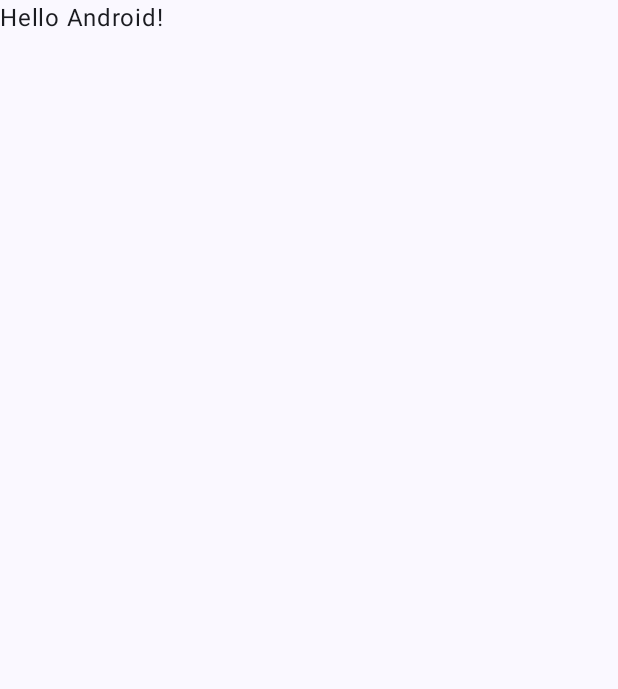
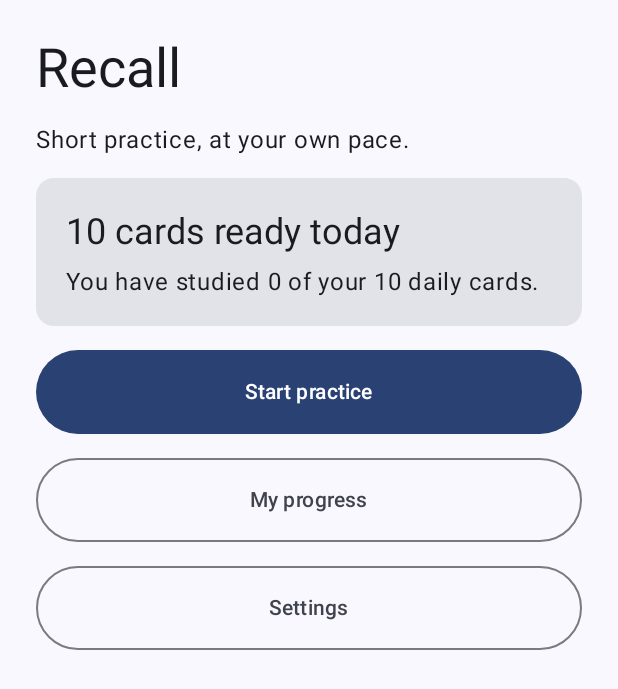
Before and after one commit to BhoneKhantKyaw04/Recall, an Android app built with Jetpack Compose: the screen it shows after launch (MainActivity), on a phone screen of 412 x 824 dp. Before the commit the part shown is almost empty. Shown: the top 689 px of the screen. Run offline under Robolectric (Android 15) with nearby library versions, the phone set to English and light mode, and no system bars; our stand-ins replace Room's generated code.

Commit message:
Add navigation, settings store and landing screen

```diff
--- a/app/src/main/java/com/example/recall/AppContainer.kt
+++ b/app/src/main/java/com/example/recall/AppContainer.kt
@@ -4,6 +4,7 @@ import android.content.Context
 import androidx.room.Room
 import com.example.recall.data.RecallDatabase
 import com.example.recall.data.RecallRepository
+import com.example.recall.data.SettingsRepository
 
 class AppContainer(context: Context) {
     private val database = Room.databaseBuilder(
@@ -15,5 +16,7 @@ class AppContainer(context: Context) {
     val repository = RecallRepository(
         database.flashcardDao(),
         database.dailyStatDao()
+
     )
+    val settings = SettingsRepository(context.applicationContext)
 }
--- a/app/src/main/java/com/example/recall/MainActivity.kt
+++ b/app/src/main/java/com/example/recall/MainActivity.kt
@@ -4,44 +4,18 @@ import android.os.Bundle
 import androidx.activity.ComponentActivity
 import androidx.activity.compose.setContent
 import androidx.activity.enableEdgeToEdge
-import androidx.compose.foundation.layout.fillMaxSize
-import androidx.compose.foundation.layout.padding
-import androidx.compose.material3.Scaffold
-import androidx.compose.material3.Text
-import androidx.compose.runtime.Composable
-import androidx.compose.ui.Modifier
-import androidx.compose.ui.tooling.preview.Preview
+import com.example.recall.ui.RecallApp
 import com.example.recall.ui.theme.RecallTheme
 
 class MainActivity : ComponentActivity() {
     override fun onCreate(savedInstanceState: Bundle?) {
         super.onCreate(savedInstanceState)
         enableEdgeToEdge()
+        val container = (application as RecallApplication).container
         setContent {
             RecallTheme {
-                Scaffold(modifier = Modifier.fillMaxSize()) { innerPadding ->
-                    Greeting(
-                        name = "Android",
-                        modifier = Modifier.padding(innerPadding)
-                    )
-                }
+                RecallApp(container)
             }
         }
     }
 }
-
-@Composable
-fun Greeting(name: String, modifier: Modifier = Modifier) {
-    Text(
-        text = "Hello $name!",
-        modifier = modifier
-    )
-}
-
-@Preview(showBackground = true)
-@Composable
-fun GreetingPreview() {
-    RecallTheme {
-        Greeting("Android")
-    }
-}
--- /dev/null
+++ b/app/src/main/java/com/example/recall/data/SettingsRepository.kt
@@ -0,0 +1,27 @@
+package com.example.recall.data
+
+import android.content.Context
+import kotlinx.coroutines.flow.MutableStateFlow
+import kotlinx.coroutines.flow.StateFlow
+
+data class Settings(
+    val dailyLimit: Int = 10,
+    val textScale: Float = 1f,
+    val soundOn: Boolean = true
+)
+
+class SettingsRepository(context: Context) {
+    private val prefs = context.getSharedPreferences("recall_settings", Context.MODE_PRIVATE)
+    private val _settings = MutableStateFlow(read())
+    val settings: StateFlow<Settings> = _settings
+
+    fun setDailyLimit(value: Int) { prefs.edit().putInt("daily_limit", value).apply(); _settings.value = read() }
+    fun setTextScale(value: Float) { prefs.edit().putFloat("text_scale", value).apply(); _settings.value = read() }
+    fun setSoundOn(value: Boolean) { prefs.edit().putBoolean("sound_on", value).apply(); _settings.value = read() }
+
+    private fun read() = Settings(
+        dailyLimit = prefs.getInt("daily_limit", 10),
+        textScale = prefs.getFloat("text_scale", 1f),
+        soundOn = prefs.getBoolean("sound_on", true)
+    )
+}
--- /dev/null
+++ b/app/src/main/java/com/example/recall/ui/HomeScreen.kt
@@ -0,0 +1,56 @@
+package com.example.recall.ui
+
+import androidx.compose.foundation.layout.Arrangement
+import androidx.compose.foundation.layout.Column
+import androidx.compose.foundation.layout.fillMaxSize
+import androidx.compose.foundation.layout.fillMaxWidth
+import androidx.compose.foundation.layout.heightIn
+import androidx.compose.foundation.layout.padding
+import androidx.compose.material3.Button
+import androidx.compose.material3.Card
+import androidx.compose.material3.MaterialTheme
+import androidx.compose.material3.OutlinedButton
+import androidx.compose.material3.Scaffold
+import androidx.compose.material3.Text
+import androidx.compose.runtime.Composable
+import androidx.compose.runtime.collectAsState
+import androidx.compose.runtime.getValue
+import androidx.compose.ui.Modifier
+import androidx.compose.ui.unit.dp
+
+@Composable
+fun HomeScreen(
+    viewModel: HomeViewModel,
+    onStudy: () -> Unit,
+    onStats: () -> Unit,
+    onSettings: () -> Unit
+) {
+    val state by viewModel.uiState.collectAsState()
+    val buttonModifier = Modifier.fillMaxWidth().heightIn(min = 56.dp)
+
+    Scaffold { padding ->
+        Column(
+            modifier = Modifier.fillMaxSize().padding(padding).padding(24.dp),
+            verticalArrangement = Arrangement.spacedBy(16.dp)
+        ) {
+            Text("Recall", style = MaterialTheme.typography.displaySmall)
+            Text("Short practice, at your own pace.", style = MaterialTheme.typography.bodyLarge)
+
+            Card(modifier = Modifier.fillMaxWidth()) {
+                Column(modifier = Modifier.padding(20.dp), verticalArrangement = Arrangement.spacedBy(8.dp)) {
+                    Text("${state.toStudy} cards ready today", style = MaterialTheme.typography.headlineSmall)
+                    Text(
+                        "You have studied ${state.studiedToday} of your ${state.dailyLimit} daily cards.",
+                        style = MaterialTheme.typography.bodyLarge
+                    )
+                }
+            }
+
+            Button(onClick = onStudy, enabled = state.toStudy > 0, modifier = buttonModifier) {
+                Text("Start practice")
+            }
+            OutlinedButton(onClick = onStats, modifier = buttonModifier) { Text("My progress") }
+            OutlinedButton(onClick = onSettings, modifier = buttonModifier) { Text("Settings") }
+        }
+    }
+}
--- /dev/null
+++ b/app/src/main/java/com/example/recall/ui/HomeViewModel.kt
@@ -0,0 +1,35 @@
+package com.example.recall.ui
+
+import androidx.lifecycle.ViewModel
+import androidx.lifecycle.viewModelScope
+import com.example.recall.data.RecallRepository
+import com.example.recall.data.SettingsRepository
+import com.example.recall.domain.Scheduler
+import kotlinx.coroutines.flow.SharingStarted
+import kotlinx.coroutines.flow.StateFlow
+import kotlinx.coroutines.flow.combine
+import kotlinx.coroutines.flow.stateIn
+
+data class HomeUiState(
+    val dueCount: Int = 0,
+    val studiedToday: Int = 0,
+    val dailyLimit: Int = 10
+) {
+    val remaining: Int get() = maxOf(0, dailyLimit - studiedToday)
+    val toStudy: Int get() = minOf(dueCount, remaining)
+}
+
+class HomeViewModel(
+    repository: RecallRepository,
+    settingsRepository: SettingsRepository
+) : ViewModel() {
+    private val today = Scheduler.currentDay()
+
+    val uiState: StateFlow<HomeUiState> = combine(
+        repository.dueCount(today),
+        repository.statsForDay(today),
+        settingsRepository.settings
+    ) { due, stat, settings ->
+        HomeUiState(due, stat?.cardsStudied ?: 0, settings.dailyLimit)
+    }.stateIn(viewModelScope, SharingStarted.WhileSubscribed(5000), HomeUiState())
+}
--- /dev/null
+++ b/app/src/main/java/com/example/recall/ui/RecallApp.kt
@@ -0,0 +1,61 @@
+package com.example.recall.ui
+
+import androidx.compose.foundation.layout.Arrangement
+import androidx.compose.foundation.layout.Column
+import androidx.compose.foundation.layout.fillMaxSize
+import androidx.compose.foundation.layout.heightIn
+import androidx.compose.foundation.layout.padding
+import androidx.compose.material3.Button
+import androidx.compose.material3.MaterialTheme
+import androidx.compose.material3.Scaffold
+import androidx.compose.material3.Text
+import androidx.compose.runtime.Composable
+import androidx.compose.runtime.remember
+import androidx.compose.ui.Modifier
+import androidx.compose.ui.unit.dp
+import androidx.lifecycle.viewmodel.compose.viewModel
+import androidx.navigation.compose.NavHost
+import androidx.navigation.compose.composable
+import androidx.navigation.compose.rememberNavController
+import com.example.recall.AppContainer
+
+object Routes {
+    const val HOME = "home"
+    const val STUDY = "study"
+    const val STATS = "stats"
+    const val SETTINGS = "settings"
+}
+
+@Composable
+fun RecallApp(container: AppContainer) {
+    val navController = rememberNavController()
+    val factory = remember { RecallViewModelFactory(container) }
+
+    NavHost(navController = navController, startDestination = Routes.HOME) {
+        composable(Routes.HOME) {
+            HomeScreen(
+                viewModel = viewModel(factory = factory),
+                onStudy = { navController.navigate(Routes.STUDY) },
+                onStats = { navController.navigate(Routes.STATS) },
+                onSettings = { navController.navigate(Routes.SETTINGS) }
+            )
+        }
+        composable(Routes.STUDY) { PlaceholderScreen("Practice") { navController.popBackStack() } }
+        composable(Routes.STATS) { PlaceholderScreen("My progress") { navController.popBackStack() } }
+        composable(Routes.SETTINGS) { PlaceholderScreen("Settings") { navController.popBackStack() } }
+    }
+}
+
+@Composable
+fun PlaceholderScreen(title: String, onBack: () -> Unit) {
+    Scaffold { padding ->
+        Column(
+            modifier = Modifier.fillMaxSize().padding(padding).padding(24.dp),
+            verticalArrangement = Arrangement.spacedBy(16.dp)
+        ) {
+            Text(title, style = MaterialTheme.typography.headlineMedium)
+            Text("Coming soon.")
+            Button(onClick = onBack, modifier = Modifier.heightIn(min = 56.dp)) { Text("Back") }
+        }
+    }
+}
--- /dev/null
+++ b/app/src/main/java/com/example/recall/ui/RecallViewModelFactory.kt
@@ -0,0 +1,14 @@
+package com.example.recall.ui
+
+import androidx.lifecycle.ViewModel
+import androidx.lifecycle.ViewModelProvider
+import com.example.recall.AppContainer
+
+class RecallViewModelFactory(private val container: AppContainer) : ViewModelProvider.Factory {
+    @Suppress("UNCHECKED_CAST")
+    override fun <T : ViewModel> create(modelClass: Class<T>): T = when {
+        modelClass.isAssignableFrom(HomeViewModel::class.java) ->
+            HomeViewModel(container.repository, container.settings)
+        else -> throw IllegalArgumentException("Unknown ViewModel: ${modelClass.name}")
+    } as T
+}
```
